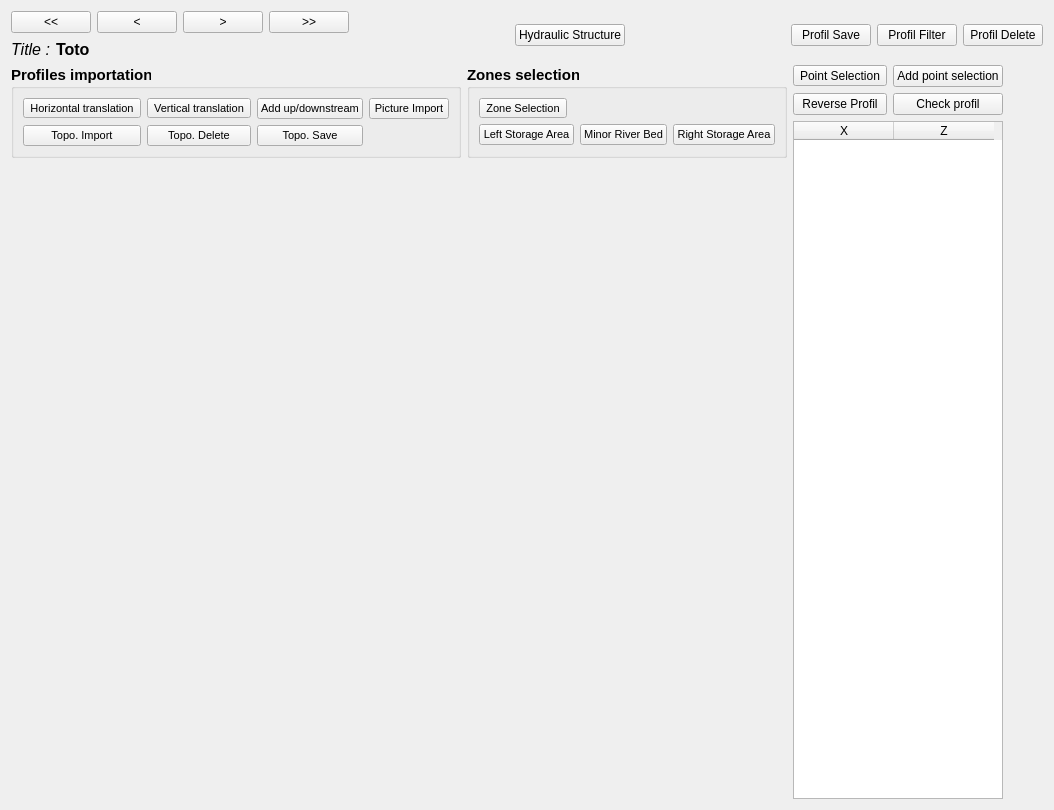
First picture: the form in ui/graphProfil.ui, repository Artelia/Mascaret, before the edit.
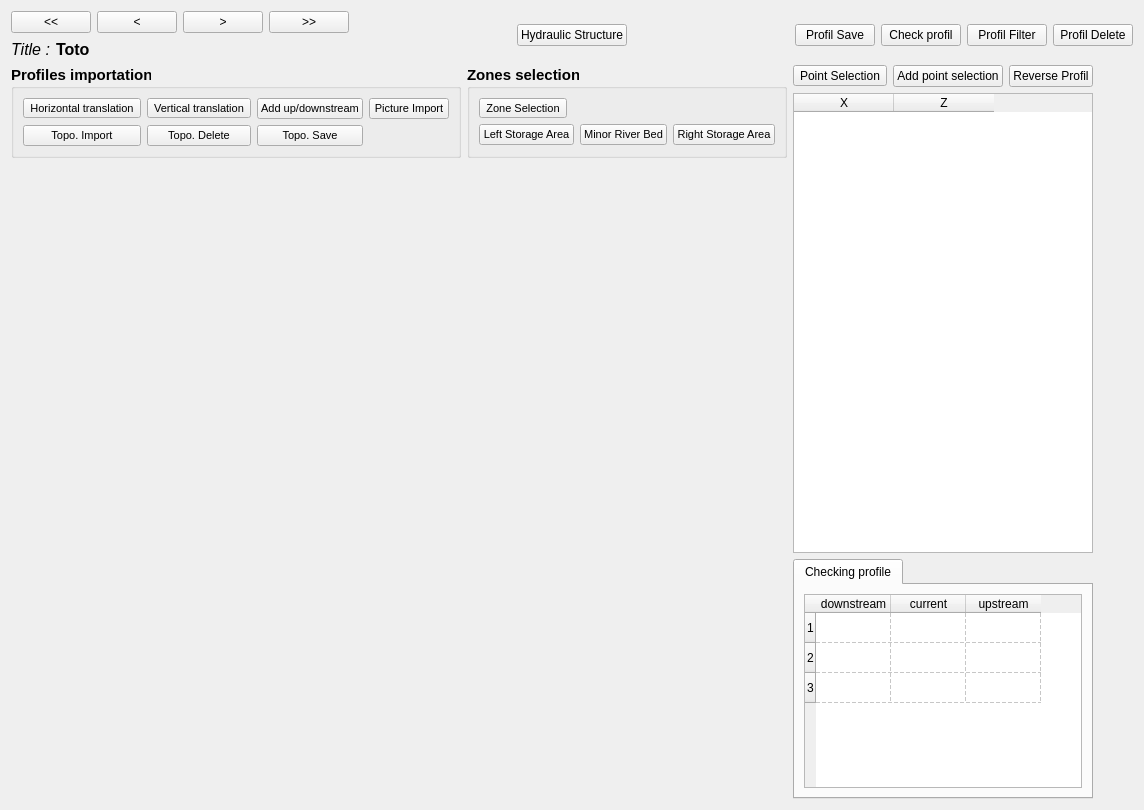
Second picture: the form after the edit. Icons and pictures are not drawn.

Commit message: add checking of significant variables for the profile

Diff of the .ui file:
```diff
--- a/ui/graphProfil.ui
+++ b/ui/graphProfil.ui
@@ -9,7 +9,7 @@
    <rect>
     <x>0</x>
     <y>0</y>
-    <width>1028</width>
+    <width>1030</width>
     <height>810</height>
    </rect>
   </property>
@@ -182,6 +182,13 @@
            </property>
           </widget>
          </item>
+         <item>
+          <widget class="QPushButton" name="bt_check_prof">
+           <property name="text">
+            <string>Check profil</string>
+           </property>
+          </widget>
+         </item>
          <item>
           <widget class="QPushButton" name="bt_profil_filter">
            <property name="sizePolicy">
@@ -554,20 +561,13 @@
                </property>
               </widget>
              </item>
-             <item row="1" column="0">
+             <item row="0" column="2">
               <widget class="QPushButton" name="bt_reverse_prof">
                <property name="text">
                 <string>Reverse Profil</string>
                </property>
               </widget>
              </item>
-             <item row="1" column="1">
-              <widget class="QPushButton" name="bt_check_prof">
-               <property name="text">
-                <string>Check profil</string>
-               </property>
-              </widget>
-             </item>
             </layout>
            </item>
            <item>
@@ -591,7 +591,7 @@
          <item>
           <widget class="QTableWidget" name="tableWidget">
            <property name="sizePolicy">
-            <sizepolicy hsizetype="Maximum" vsizetype="Expanding">
+            <sizepolicy hsizetype="Expanding" vsizetype="Expanding">
              <horstretch>0</horstretch>
              <verstretch>0</verstretch>
             </sizepolicy>
@@ -608,6 +608,72 @@
            </column>
           </widget>
          </item>
+         <item>
+          <widget class="QTabWidget" name="tab_aff">
+           <property name="sizePolicy">
+            <sizepolicy hsizetype="MinimumExpanding" vsizetype="Minimum">
+             <horstretch>0</horstretch>
+             <verstretch>0</verstretch>
+            </sizepolicy>
+           </property>
+           <property name="currentIndex">
+            <number>0</number>
+           </property>
+           <widget class="QWidget" name="tab">
+            <attribute name="title">
+             <string>Checking profile</string>
+            </attribute>
+            <layout class="QGridLayout" name="gridLayout_7">
+             <item row="0" column="0">
+              <widget class="QTableWidget" name="table_check">
+               <property name="sizePolicy">
+                <sizepolicy hsizetype="MinimumExpanding" vsizetype="Minimum">
+                 <horstretch>0</horstretch>
+                 <verstretch>0</verstretch>
+                </sizepolicy>
+               </property>
+               <property name="autoScroll">
+                <bool>true</bool>
+               </property>
+               <property name="gridStyle">
+                <enum>Qt::DashLine</enum>
+               </property>
+               <property name="rowCount">
+                <number>3</number>
+               </property>
+               <property name="columnCount">
+                <number>3</number>
+               </property>
+               <attribute name="horizontalHeaderCascadingSectionResizes">
+                <bool>false</bool>
+               </attribute>
+               <attribute name="horizontalHeaderDefaultSectionSize">
+                <number>75</number>
+               </attribute>
+               <row/>
+               <row/>
+               <row/>
+               <column>
+                <property name="text">
+                 <string>downstream</string>
+                </property>
+               </column>
+               <column>
+                <property name="text">
+                 <string>current</string>
+                </property>
+               </column>
+               <column>
+                <property name="text">
+                 <string>upstream</string>
+                </property>
+               </column>
+              </widget>
+             </item>
+            </layout>
+           </widget>
+          </widget>
+         </item>
         </layout>
        </item>
        <item>
```
The commit also changes 2 other files.
